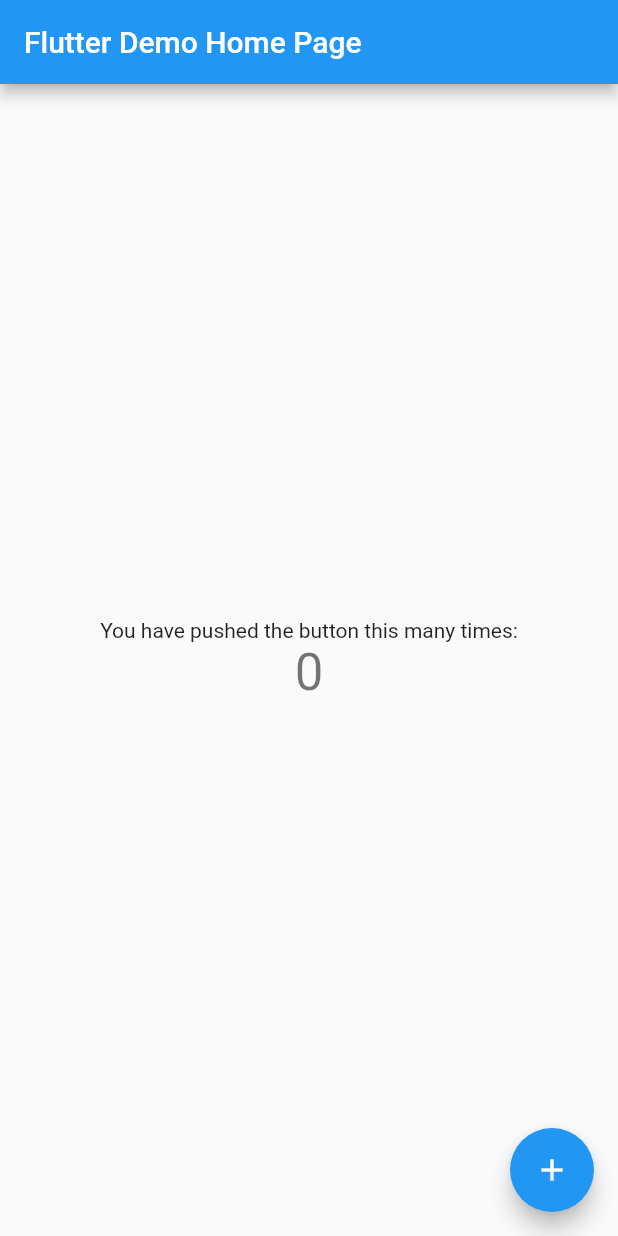
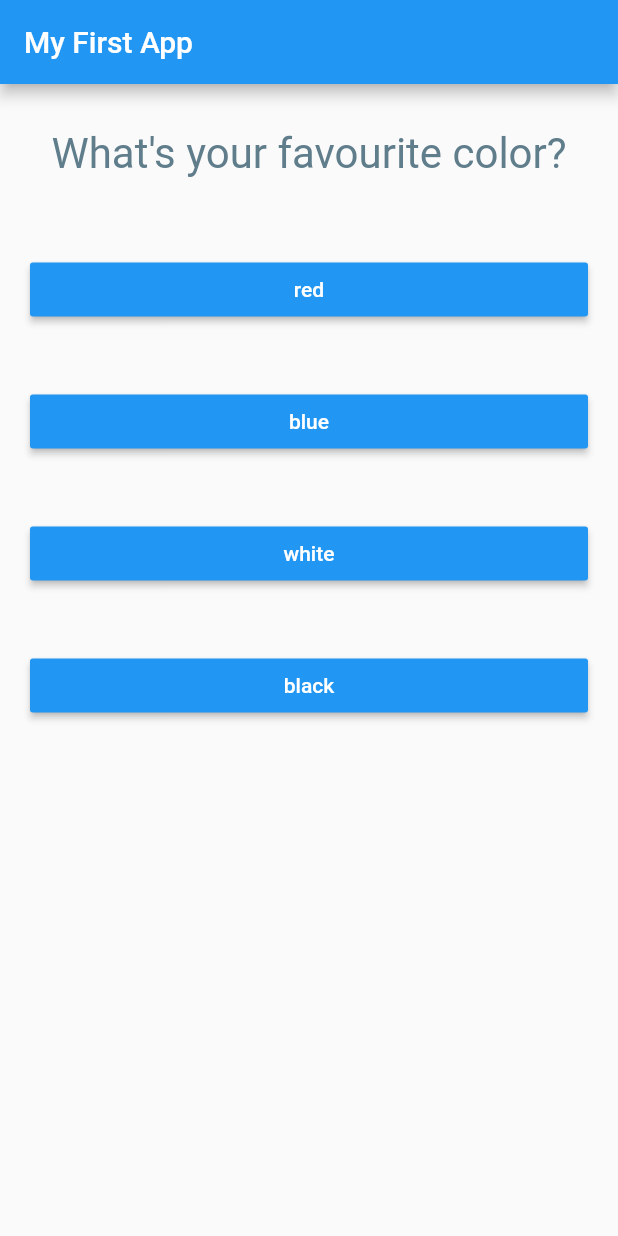
Before and after one commit to Chaddhaji/flutter_hw, a Flutter app: the screen it shows after launch, on a phone screen of 412 x 824 dp. Run offline on Flutter 3.47's test engine with Material 2 defaults, Android fonts, the phone set to English and light mode, and no system bars.

Commit message:
First Project done

```diff
--- /dev/null
+++ b/lib/answer.dart
@@ -0,0 +1,21 @@
+import 'package:flutter/material.dart';
+
+class Answer extends StatelessWidget {
+  final String answerQuestion;
+  final Function selectHandler;
+  Answer({this.answerQuestion, this.selectHandler});
+
+  @override
+  Widget build(BuildContext context) {
+    return Container(
+      width: double.infinity,
+      margin: EdgeInsets.all(20),
+      child: RaisedButton(
+        color: Colors.blue,
+        textColor: Colors.white,
+        child: Text(this.answerQuestion),
+        onPressed: selectHandler,
+      ),
+    );
+  }
+}
--- a/lib/main.dart
+++ b/lib/main.dart
@@ -1,111 +1,82 @@
 import 'package:flutter/material.dart';
+import 'package:helloworld6/quiz.dart';
+import 'package:helloworld6/result.dart';
+
+// void main() {
+//   runApp(MyApp());
+// }
 
 void main() => runApp(MyApp());
 
-class MyApp extends StatelessWidget {
-  // This widget is the root of your application.
+class MyApp extends StatefulWidget {
   @override
-  Widget build(BuildContext context) {
-    return MaterialApp(
-      title: 'Flutter Demo',
-      theme: ThemeData(
-        // This is the theme of your application.
-        //
-        // Try running your application with "flutter run". You'll see the
-        // application has a blue toolbar. Then, without quitting the app, try
-        // changing the primarySwatch below to Colors.green and then invoke
-        // "hot reload" (press "r" in the console where you ran "flutter run",
-        // or simply save your changes to "hot reload" in a Flutter IDE).
-        // Notice that the counter didn't reset back to zero; the application
-        // is not restarted.
-        primarySwatch: Colors.blue,
-      ),
-      home: MyHomePage(title: 'Flutter Demo Home Page'),
-    );
-  }
+  _MyAppState createState() => _MyAppState();
 }
 
-class MyHomePage extends StatefulWidget {
-  MyHomePage({Key key, this.title}) : super(key: key);
+class _MyAppState extends State<MyApp> {
+  var _questionIndex = 0;
+  var _totalScore = 0;
+  // or final questions = const [];
+  static const _questions = [
+    {
+      'questionText': 'What\'s your favourite color?',
+      'answers': [
+        {'text': 'red', 'score': 5},
+        {'text': 'blue', 'score': 8},
+        {'text': 'white', 'score': 15},
+        {'text': 'black', 'score': 10},
+      ],
+    },
+    {
+      'questionText': 'What\'s your favourite animal?',
+      'answers': [
+        {'text': 'lion', 'score': 4},
+        {'text': 'tiger', 'score': 7},
+        {'text': 'cat', 'score': 14},
+        {'text': 'dog', 'score': 9},
+      ],
+    },
+    {
+      'questionText': 'What\'s your favourite food?',
+      'answers': [
+        {'text': 'fish curry', 'score': 3},
+        {'text': 'chicken tikka', 'score': 6},
+        {'text': 'matar paneer', 'score': 13},
+        {'text': 'mutton kebab', 'score': 8},
+      ],
+    },
+  ];
 
-  // This widget is the home page of your application. It is stateful, meaning
-  // that it has a State object (defined below) that contains fields that affect
-  // how it looks.
+  void _answerQuestion(int score) {
+    setState(() {
+      _questionIndex++;
+      _totalScore+=score;
+    });
+  }
 
-  // This class is the configuration for the state. It holds the values (in this
-  // case the title) provided by the parent (in this case the App widget) and
-  // used by the build method of the State. Fields in a Widget subclass are
-  // always marked "final".
-
-  final String title;
-
-  @override
-  _MyHomePageState createState() => _MyHomePageState();
-}
-
-class _MyHomePageState extends State<MyHomePage> {
-  int _counter = 0;
-
-  void _incrementCounter() {
+  void _resetQuiz() {
     setState(() {
-      // This call to setState tells the Flutter framework that something has
-      // changed in this State, which causes it to rerun the build method below
-      // so that the display can reflect the updated values. If we changed
-      // _counter without calling setState(), then the build method would not be
-      // called again, and so nothing would appear to happen.
-      _counter++;
+    _questionIndex = 0;
+    _totalScore=0;
     });
   }
 
   @override
   Widget build(BuildContext context) {
-    // This method is rerun every time setState is called, for instance as done
-    // by the _incrementCounter method above.
-    //
-    // The Flutter framework has been optimized to make rerunning build methods
-    // fast, so that you can just rebuild anything that needs updating rather
-    // than having to individually change instances of widgets.
-    return Scaffold(
-      appBar: AppBar(
-        // Here we take the value from the MyHomePage object that was created by
-        // the App.build method, and use it to set our appbar title.
-        title: Text(widget.title),
+    return MaterialApp(
+      debugShowCheckedModeBanner: false,
+      home: Scaffold(
+        appBar: AppBar(
+          title: Text("My First App"),
+        ),
+        body: _questionIndex < _questions.length
+            ? Quiz(
+                questions: _questions,
+                questionIndex: _questionIndex,
+                answerQuestion: _answerQuestion,
+              )
+            : Result(_totalScore, _resetQuiz),
       ),
-      body: Center(
-        // Center is a layout widget. It takes a single child and positions it
-        // in the middle of the parent.
-        child: Column(
-          // Column is also a layout widget. It takes a list of children and
-          // arranges them vertically. By default, it sizes itself to fit its
-          // children horizontally, and tries to be as tall as its parent.
-          //
-          // Invoke "debug painting" (press "p" in the console, choose the
-          // "Toggle Debug Paint" action from the Flutter Inspector in Android
-          // Studio, or the "Toggle Debug Paint" command in Visual Studio Code)
-          // to see the wireframe for each widget.
-          //
-          // Column has various properties to control how it sizes itself and
-          // how it positions its children. Here we use mainAxisAlignment to
-          // center the children vertically; the main axis here is the vertical
-          // axis because Columns are vertical (the cross axis would be
-          // horizontal).
-          mainAxisAlignment: MainAxisAlignment.center,
-          children: <Widget>[
-            Text(
-              'You have pushed the button this many times:',
-            ),
-            Text(
-              '$_counter',
-              style: Theme.of(context).textTheme.display1,
-            ),
-          ],
-        ),
-      ),
-      floatingActionButton: FloatingActionButton(
-        onPressed: _incrementCounter,
-        tooltip: 'Increment',
-        child: Icon(Icons.add),
-      ), // This trailing comma makes auto-formatting nicer for build methods.
     );
   }
 }
--- /dev/null
+++ b/lib/question.dart
@@ -0,0 +1,21 @@
+import 'package:flutter/material.dart';
+
+class Question extends StatelessWidget {
+  final String questionText;
+  Question(this.questionText);
+  @override
+  Widget build(BuildContext context) {
+    return Container(
+      width: double.infinity,
+      margin: EdgeInsets.all(30.0),
+      child: Text(
+        this.questionText,
+        style: TextStyle(
+          color: Colors.blueGrey,
+          fontSize: 28,
+        ),
+        textAlign: TextAlign.center,
+      ),
+    );
+  }
+}
--- /dev/null
+++ b/lib/quiz.dart
@@ -0,0 +1,26 @@
+import 'package:flutter/material.dart';
+
+import './question.dart';
+import './answer.dart';
+
+class Quiz extends StatelessWidget {
+  final List<Map<String, Object>> questions;
+  final Function answerQuestion;
+  final int questionIndex;
+  const Quiz({@required this.questions,@required this.questionIndex,@required this.answerQuestion});
+
+  @override
+  Widget build(BuildContext context) {
+    return Column(
+                children: [
+                  Question(
+                    questions[questionIndex]['questionText'],
+                  ),
+                  ...(questions[questionIndex]['answers'] as List<Map<String, Object>>)
+                      .map((answer) {
+                    return Answer( selectHandler: () => answerQuestion(answer['score']),answerQuestion: answer['text']);
+                  }).toList()
+                ],
+              );
+  }
+}
--- /dev/null
+++ b/lib/result.dart
@@ -0,0 +1,48 @@
+import 'package:flutter/material.dart';
+import 'package:helloworld6/question.dart';
+
+class Result extends StatelessWidget {
+  final int resultScore;
+  final Function resetHandler;
+  Result(this.resultScore, this.resetHandler);
+
+  String get resultPhrase {
+    String resultText;
+    if (resultScore <= 20) {
+      resultText = 'You are awesome and innocent';
+    } else if (resultScore <= 30) {
+      resultText = 'Pretty Likeable!';
+    } else {
+      resultText = 'You are so bad!';
+    }
+    return resultText;
+  }
+
+  @override
+  Widget build(BuildContext context) {
+    return Center(
+      child: Column(
+        children: <Widget>[
+          Text(
+            this.resultPhrase,
+            style: TextStyle(
+              fontSize: 40,
+              fontWeight: FontWeight.bold,
+            ),
+            textAlign: TextAlign.center,
+          ),
+          FlatButton(
+            child: Text(
+              "Restart Quiz",
+              style: TextStyle(
+                fontSize: 30,
+                color: Colors.blue,
+              ),
+            ),
+            onPressed: this.resetHandler,
+          )
+        ],
+      ),
+    );
+  }
+}
```
